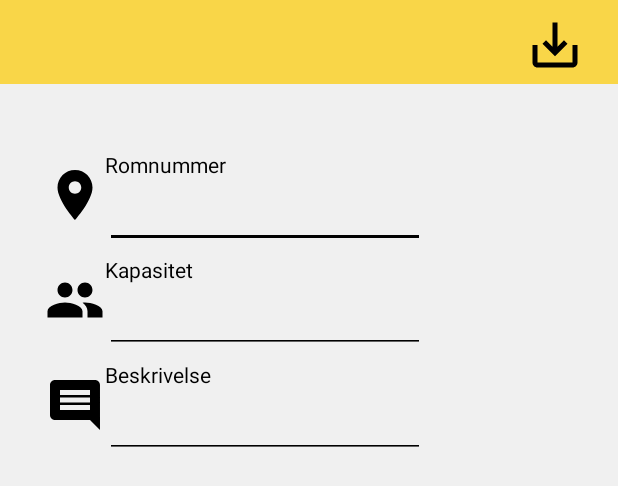
After one commit to synneangell/Android-OsloMet-Booking, an Android app: the layout activity_endrerom.xml on its own in the app's theme, with its tools: preview values and no code run, on a phone screen of 412 x 824 dp. The commit adds this screen. Shown: the top 486 px of the screen. Run offline under Robolectric (Android 15) with nearby library versions, the phone set to English and light mode, and no system bars.

Commit message:
Fungerer å endre!

```diff
--- a/app/src/main/AndroidManifest.xml
+++ b/app/src/main/AndroidManifest.xml
@@ -39,5 +39,9 @@
             android:parentActivityName=".MapsActivity"/>
         <activity android:name=".ReservasjonListe"
             android:parentActivityName=".MapsActivity"/>
+        <activity android:name=".EndreHus"
+            android:parentActivityName=".MapsActivity"/>
+        <activity android:name=".EndreRom"
+            android:parentActivityName=".MapsActivity"/>
     </application>
 </manifest>
--- /dev/null
+++ b/app/src/main/res/layout/activity_endrerom.xml
@@ -0,0 +1,122 @@
+<?xml version="1.0" encoding="utf-8"?>
+<RelativeLayout
+    xmlns:android="http://schemas.android.com/apk/res/android"
+    android:layout_width="match_parent"
+    android:layout_height="match_parent"
+    android:background="@color/hvit"
+    xmlns:app="http://schemas.android.com/apk/res-auto">
+
+    <Toolbar
+        android:id="@+id/toolbarRom"
+        android:layout_width="fill_parent"
+        android:layout_height="wrap_content"
+        android:clickable="true"
+        android:background="@color/gul"/>
+
+    <ImageView
+        android:id="@+id/imgLagreRes"
+        app:srcCompat="@drawable/ic_baseline_save_alt_24"
+        android:layout_width="40dp"
+        android:layout_height="40dp"
+        android:layout_marginTop="10dp"
+        android:layout_marginLeft="350dp"
+        android:layout_marginRight="10dp"
+        android:onClick="lagreRom"/>
+
+    <TextView
+        android:id="@+id/txtRomNr"
+        android:layout_width="wrap_content"
+        android:layout_height="wrap_content"
+        android:layout_marginLeft="70dp"
+        android:textColor="@color/svart"
+        android:layout_marginTop="100dp"
+        android:ems="10"
+        android:text="@string/romNr" />
+
+    <EditText
+        android:id="@+id/innRomNr"
+        android:layout_width="wrap_content"
+        android:layout_height="wrap_content"
+        android:layout_marginLeft="70dp"
+        android:layout_marginTop="120dp"
+        android:textColorHint="@color/svart"
+        android:textColor="@color/svart"
+        android:backgroundTint="@color/svart"
+        android:ems="10" />
+
+    <ImageView
+        android:id="@+id/imgRomNr"
+        app:srcCompat="@drawable/ic_baseline_location_on_24"
+        android:layout_width="40dp"
+        android:layout_height="40dp"
+        android:layout_marginTop="110dp"
+        android:layout_marginLeft="30dp"
+        android:layout_marginRight="10dp"
+        />
+
+    <!-- Kapasitet -->
+    <TextView
+        android:id="@+id/txtKapasitet"
+        android:layout_width="wrap_content"
+        android:layout_height="wrap_content"
+        android:layout_marginLeft="70dp"
+        android:textColor="@color/svart"
+        android:layout_marginTop="170dp"
+        android:ems="10"
+        android:text="@string/kapasitet" />
+
+    <EditText
+        android:id="@+id/innKapasitet"
+        android:layout_width="wrap_content"
+        android:layout_height="wrap_content"
+        android:layout_marginLeft="70dp"
+        android:layout_marginTop="190dp"
+        android:textColorHint="@color/svart"
+        android:textColor="@color/svart"
+        android:backgroundTint="@color/svart"
+        android:ems="10" />
+
+    <ImageView
+        android:id="@+id/imgKapasitet"
+        app:srcCompat="@drawable/ic_baseline_people_24"
+        android:layout_width="40dp"
+        android:layout_height="40dp"
+        android:layout_marginTop="180dp"
+        android:layout_marginLeft="30dp"
+        android:layout_marginRight="10dp"
+        />
+
+    <!-- Beskrivelse -->
+    <ImageView
+        android:id="@+id/imgBeskrivelse"
+        app:srcCompat="@drawable/ic_baseline_comment_24"
+        android:layout_width="40dp"
+        android:layout_height="40dp"
+        android:textColorHint="@color/svart"
+        android:textColor="@color/svart"
+        android:layout_marginTop="250dp"
+        android:layout_marginLeft="30dp"
+        android:layout_marginRight="10dp"
+        />
+
+    <TextView
+        android:id="@+id/txtBeskrivelse"
+        android:layout_width="wrap_content"
+        android:layout_height="wrap_content"
+        android:layout_marginLeft="70dp"
+        android:textColor="@color/svart"
+        android:layout_marginTop="240dp"
+        android:ems="10"
+        android:text="@string/beskrivelse" />
+
+    <EditText
+        android:id="@+id/innBeskrivelseRom"
+        android:layout_width="wrap_content"
+        android:layout_height="wrap_content"
+        android:layout_marginLeft="70dp"
+        android:textColor="@color/svart"
+        android:layout_marginTop="260dp"
+        android:backgroundTint="@color/svart"
+        android:ems="10" />
+
+</RelativeLayout>
```
Also changed, not shown: app/src/main/java/com/example/s333957s331153mappe3/EndreHus.java (added, +146 -0 lines), app/src/main/java/com/example/s333957s331153mappe3/EndreRom.java (added, +167 -0 lines), app/src/main/java/com/example/s333957s331153mappe3/HusOversikt.java (+34 -3 lines), app/src/main/res/drawable/ic_baseline_edit_24.xml (added, +10 -0 lines), app/src/main/res/layout/activity_endrehus.xml (added, +91 -0 lines), app/src/main/res/layout/activity_husoversikt.xml (+12 -5 lines), app/src/main/res/layout/dialog.xml (+11 -0 lines), app/src/main/res/values/strings.xml (+0 -7 lines).
